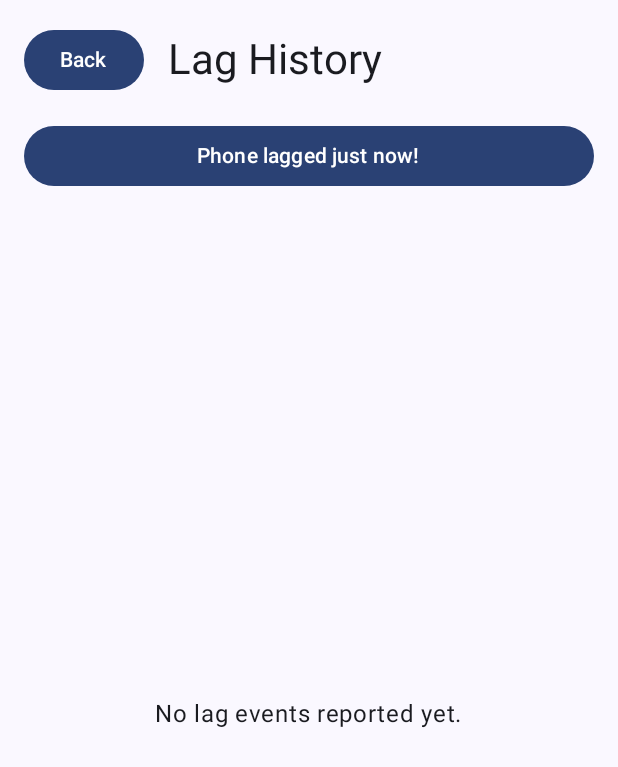
After one commit to naveen17294/Device_Health, an Android app built with Jetpack Compose: the composable LagHistoryScreen shown on its own in the app's theme, on a phone screen of 412 x 824 dp. The commit adds this screen. Shown: the top 767 px of the screen. Run offline under Robolectric (Android 15) with nearby library versions, the light colour scheme and no system bars; our stand-ins replace Room's generated code.

Commit message:
feat: implement Phase 3 Lag Tracking and DataStore preferences

```diff
--- a/app/src/main/java/com/devicehealth/assistant/Navigation.kt
+++ b/app/src/main/java/com/devicehealth/assistant/Navigation.kt
@@ -28,6 +28,12 @@ fun MainNavigation() {
               modifier = Modifier.safeDrawingPadding()
           )
         }
+        entry<LagHistory> {
+          com.devicehealth.assistant.ui.history.LagHistoryScreen(
+              onBack = { backStack.removeLastOrNull() },
+              modifier = Modifier.safeDrawingPadding()
+          )
+        }
       },
   )
 }
--- a/app/src/main/java/com/devicehealth/assistant/NavigationKeys.kt
+++ b/app/src/main/java/com/devicehealth/assistant/NavigationKeys.kt
@@ -5,3 +5,4 @@ import kotlinx.serialization.Serializable
 
 @Serializable data object Main : NavKey
 @Serializable data object AppAnalysis : NavKey
+@Serializable data object LagHistory : NavKey
--- /dev/null
+++ b/app/src/main/java/com/devicehealth/assistant/data/AppDatabase.kt
@@ -0,0 +1,28 @@
+package com.devicehealth.assistant.data
+
+import android.content.Context
+import androidx.room.Database
+import androidx.room.Room
+import androidx.room.RoomDatabase
+
+@Database(entities = [LagEvent::class], version = 1, exportSchema = false)
+abstract class AppDatabase : RoomDatabase() {
+    abstract fun lagDao(): LagDao
+
+    companion object {
+        @Volatile
+        private var INSTANCE: AppDatabase? = null
+
+        fun getDatabase(context: Context): AppDatabase {
+            return INSTANCE ?: synchronized(this) {
+                val instance = Room.databaseBuilder(
+                    context.applicationContext,
+                    AppDatabase::class.java,
+                    "device_health_database"
+                ).build()
+                INSTANCE = instance
+                instance
+            }
+        }
+    }
+}
--- /dev/null
+++ b/app/src/main/java/com/devicehealth/assistant/data/LagDao.kt
@@ -0,0 +1,15 @@
+package com.devicehealth.assistant.data
+
+import androidx.room.Dao
+import androidx.room.Insert
+import androidx.room.Query
+import kotlinx.coroutines.flow.Flow
+
+@Dao
+interface LagDao {
+    @Insert
+    suspend fun insertEvent(event: LagEvent)
+
+    @Query("SELECT * FROM lag_events ORDER BY timestamp DESC")
+    fun getAllEvents(): Flow<List<LagEvent>>
+}
--- /dev/null
+++ b/app/src/main/java/com/devicehealth/assistant/ui/history/LagHistoryScreen.kt
@@ -0,0 +1,74 @@
+package com.devicehealth.assistant.ui.history
+
+import androidx.compose.foundation.layout.*
+import androidx.compose.foundation.lazy.LazyColumn
+import androidx.compose.foundation.lazy.items
+import androidx.compose.material3.*
+import androidx.compose.runtime.Composable
+import androidx.compose.runtime.getValue
+import androidx.compose.ui.Alignment
+import androidx.compose.ui.Modifier
+import androidx.compose.ui.unit.dp
+import androidx.lifecycle.compose.collectAsStateWithLifecycle
+import androidx.lifecycle.viewmodel.compose.viewModel
+import com.devicehealth.assistant.data.LagEvent
+import java.text.SimpleDateFormat
+import java.util.Date
+import java.util.Locale
+
+@Composable
+fun LagHistoryScreen(
+    onBack: () -> Unit,
+    modifier: Modifier = Modifier,
+    viewModel: LagHistoryViewModel = viewModel()
+) {
+    val events by viewModel.lagEvents.collectAsStateWithLifecycle()
+
+    Column(modifier = modifier.fillMaxSize().padding(16.dp)) {
+        Row(verticalAlignment = Alignment.CenterVertically) {
+            Button(onClick = onBack) { Text("Back") }
+            Spacer(modifier = Modifier.width(16.dp))
+            Text(text = "Lag History", style = MaterialTheme.typography.headlineMedium)
+        }
+        Spacer(modifier = Modifier.height(16.dp))
+
+        Button(
+            onClick = { viewModel.reportLag() },
+            modifier = Modifier.fillMaxWidth().padding(bottom = 16.dp)
+        ) {
+            Text("Phone lagged just now!")
+        }
+
+        if (events.isEmpty()) {
+            Box(modifier = Modifier.fillMaxSize(), contentAlignment = Alignment.Center) {
+                Text("No lag events reported yet.")
+            }
+        } else {
+            LazyColumn {
+                items(events) { event ->
+                    LagEventCard(event)
+                }
+            }
+        }
+    }
+}
+
+@Composable
+fun LagEventCard(event: LagEvent) {
+    val formatter = SimpleDateFormat("MMM dd, HH:mm:ss", Locale.getDefault())
+    val dateString = formatter.format(Date(event.timestamp))
+    val uptimeHours = event.uptimeMillis / (1000 * 60 * 60)
+    val freeRamMb = event.ramAvailableBytes / (1024 * 1024)
+
+    Card(modifier = Modifier.fillMaxWidth().padding(vertical = 4.dp)) {
+        Column(modifier = Modifier.padding(16.dp)) {
+            Text(dateString, style = MaterialTheme.typography.titleMedium)
+            Spacer(modifier = Modifier.height(8.dp))
+            Text("Available RAM: \ MB", style = MaterialTheme.typography.bodyMedium)
+            Text("Uptime: \ hours", style = MaterialTheme.typography.bodyMedium)
+            if (event.ramLowMemory) {
+                Text("?? Low Memory condition active", color = MaterialTheme.colorScheme.error, style = MaterialTheme.typography.bodyMedium)
+            }
+        }
+    }
+}
--- /dev/null
+++ b/app/src/main/java/com/devicehealth/assistant/ui/history/LagHistoryViewModel.kt
@@ -0,0 +1,36 @@
+package com.devicehealth.assistant.ui.history
+
+import android.app.Application
+import androidx.lifecycle.AndroidViewModel
+import androidx.lifecycle.viewModelScope
+import com.devicehealth.assistant.data.AppDatabase
+import com.devicehealth.assistant.data.DeviceHealthRepository
+import com.devicehealth.assistant.data.LagEvent
+import kotlinx.coroutines.Dispatchers
+import kotlinx.coroutines.flow.SharingStarted
+import kotlinx.coroutines.flow.StateFlow
+import kotlinx.coroutines.flow.stateIn
+import kotlinx.coroutines.launch
+
+class LagHistoryViewModel(application: Application) : AndroidViewModel(application) {
+    private val db = AppDatabase.getDatabase(application)
+    private val healthRepo = DeviceHealthRepository(application)
+
+    val lagEvents: StateFlow<List<LagEvent>> = db.lagDao().getAllEvents()
+        .stateIn(viewModelScope, SharingStarted.WhileSubscribed(5000), emptyList())
+
+    fun reportLag() {
+        viewModelScope.launch(Dispatchers.IO) {
+            val stats = healthRepo.getHealthSnapshot()
+            db.lagDao().insertEvent(
+                LagEvent(
+                    timestamp = System.currentTimeMillis(),
+                    ramAvailableBytes = stats.ramAvailableBytes,
+                    ramLowMemory = stats.ramLowMemory,
+                    storageAvailableBytes = stats.storageAvailableBytes,
+                    uptimeMillis = stats.uptimeMillis
+                )
+            )
+        }
+    }
+}
```
Also changed, not shown: app/build.gradle.kts (+9 -0 lines), app/src/main/AndroidManifest.xml (+10 -0 lines), app/src/main/java/com/devicehealth/assistant/data/LagEvent.kt (added, +15 -0 lines), app/src/main/java/com/devicehealth/assistant/data/UserSettingsRepository.kt (added, +43 -0 lines), app/src/main/java/com/devicehealth/assistant/ui/analysis/AppAnalysisScreen.kt (+4 -3 lines), app/src/main/java/com/devicehealth/assistant/ui/analysis/AppAnalysisViewModel.kt (+7 -3 lines), app/src/main/java/com/devicehealth/assistant/ui/main/MainScreen.kt (+14 -6 lines), app/src/main/java/com/devicehealth/assistant/ui/main/MainScreenViewModel.kt (+7 -3 lines), app/src/main/java/com/devicehealth/assistant/worker/LagTileService.kt (added, +33 -0 lines), gradle/libs.versions.toml (+7 -0 lines), 1 other file.
